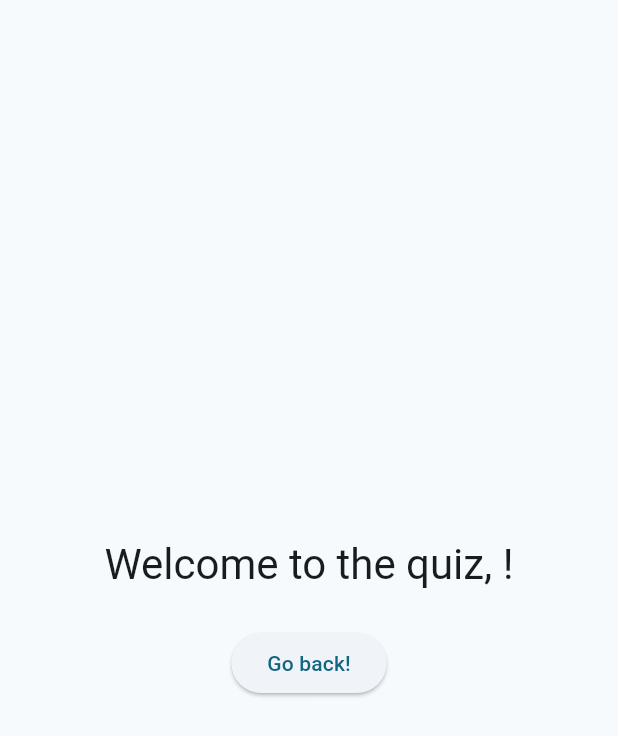
After one commit to modermatt44/quizzer_335, a Flutter app: the screen it shows after launch, after a tap on "Enter Quizzer!", on a phone screen of 412 x 824 dp. The commit adds this screen. Shown: the top 736 px of the screen. Run offline on Flutter 3.47's test engine with Material 3 defaults, Android fonts, the light colour scheme and no system bars; our stand-ins replace vibration.

Commit message:
added quiz page

```diff
--- a/lib/main.dart
+++ b/lib/main.dart
@@ -1,9 +1,15 @@
 import 'package:flutter/material.dart';
 import 'package:flutter/services.dart';
+import 'package:quizzer_335/quiz.dart';
 import 'package:vibration/vibration.dart';
 
 void main() {
-  runApp(const MyApp());
+  WidgetsFlutterBinding.ensureInitialized();
+  SystemChrome.setPreferredOrientations(
+      [DeviceOrientation.portraitUp, DeviceOrientation.portraitDown])
+      .then((_) {
+    runApp(const MyApp());
+  });
 }
 
 class MyApp extends StatelessWidget {
@@ -20,6 +26,9 @@ class MyApp extends StatelessWidget {
         useMaterial3: true,
       ),
       home: const MyHomePage(title: 'Quizzer'),
+      routes: {
+        '/quiz': (context) => const Quiz(name: ''),
+      }
     );
   }
 }
@@ -34,12 +43,20 @@ class MyHomePage extends StatefulWidget {
 
 class _MyHomePageState extends State<MyHomePage> {
 
+  var _name = '';
+
   void _startQuiz() async {
     if (await Vibration.hasVibrator() ?? false) {
       Vibration.vibrate(duration: 500);
     } else {
       HapticFeedback.heavyImpact();
     }
+    Navigator.push(
+      context,
+      MaterialPageRoute(
+        builder: (context) => Quiz(name: _name),
+      ),
+    );
   }
 
   @override
@@ -80,16 +97,22 @@ class _MyHomePageState extends State<MyHomePage> {
                 const SizedBox(
                   height: 100,
                 ),
-                const TextField(
+                TextField(
                   maxLength: 20,
-                  decoration: InputDecoration(
+                  // Bind the text field to a variable
+                  onChanged: (text) {
+                    setState(() {
+                      _name = text;
+                    });
+                  },
+                  style: const TextStyle(color: Colors.white),
+                  maxLengthEnforcement: MaxLengthEnforcement.enforced,
+                  decoration: const InputDecoration(
                     border: OutlineInputBorder(borderSide: BorderSide(color: Colors.black)),
                     labelText: 'Enter your name',
-                    // Change the color of the border
                     focusedBorder: OutlineInputBorder(
                       borderSide: BorderSide(color: Colors.white),
                     ),
-                    // Change the color of the text
                     labelStyle: TextStyle(color: Colors.white),
                   ),
                 ),
@@ -107,7 +130,7 @@ class _MyHomePageState extends State<MyHomePage> {
                     ),
                     minimumSize: const Size(200, 50),
                   ),
-                  child: const Text('Enter Quizzer'),
+                  child: const Text('Enter Quizzer!'),
                 ),
               ],
             ),
--- /dev/null
+++ b/lib/quiz.dart
@@ -0,0 +1,32 @@
+import 'package:flutter/material.dart';
+
+class Quiz extends StatelessWidget {
+  const Quiz({super.key, required this.name});
+
+  final String name;
+
+  @override
+  Widget build(BuildContext context) {
+    return Scaffold(
+      resizeToAvoidBottomInset: false,
+      body: Center(
+        child: Column(
+          mainAxisAlignment: MainAxisAlignment.center,
+          children: <Widget>[
+            Text(
+              'Welcome to the quiz, $name!',
+              style: Theme.of(context).textTheme.headline4,
+            ),
+            const SizedBox(height: 24),
+            ElevatedButton(
+              onPressed: () {
+                Navigator.pop(context);
+              },
+              child: const Text('Go back!'),
+            ),
+          ],
+        ),
+      )
+    );
+  }
+}
```
